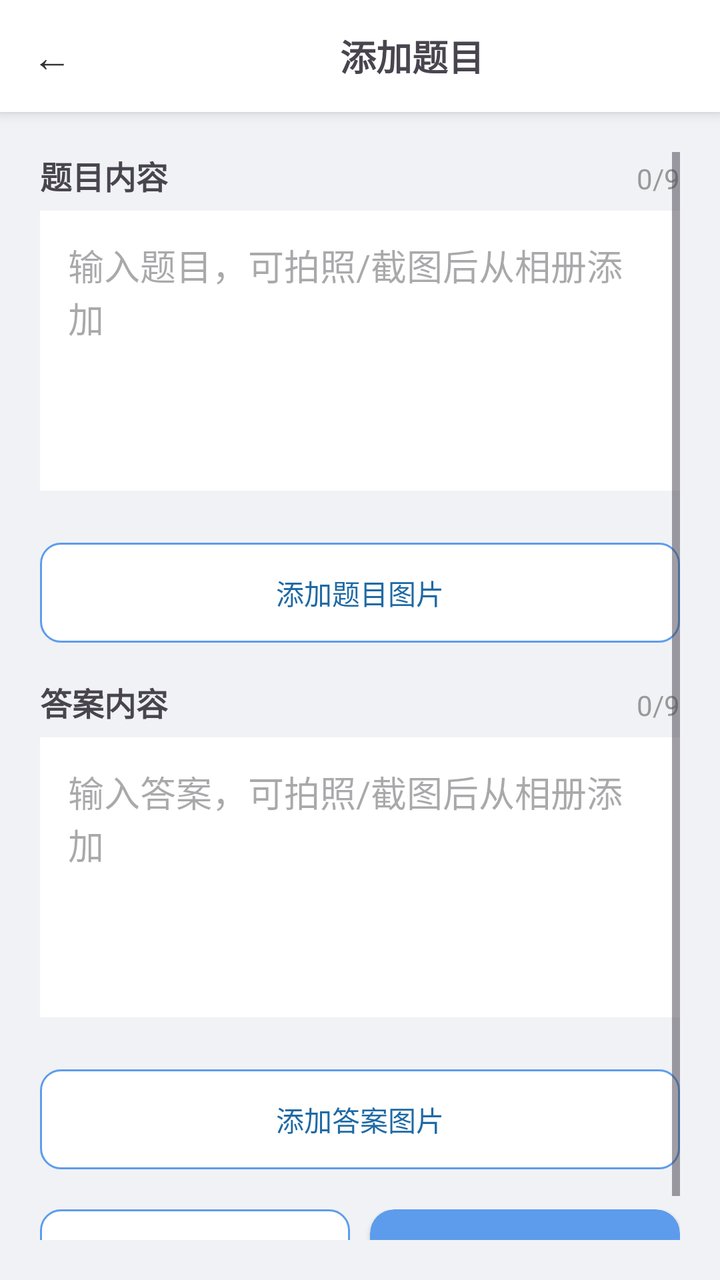
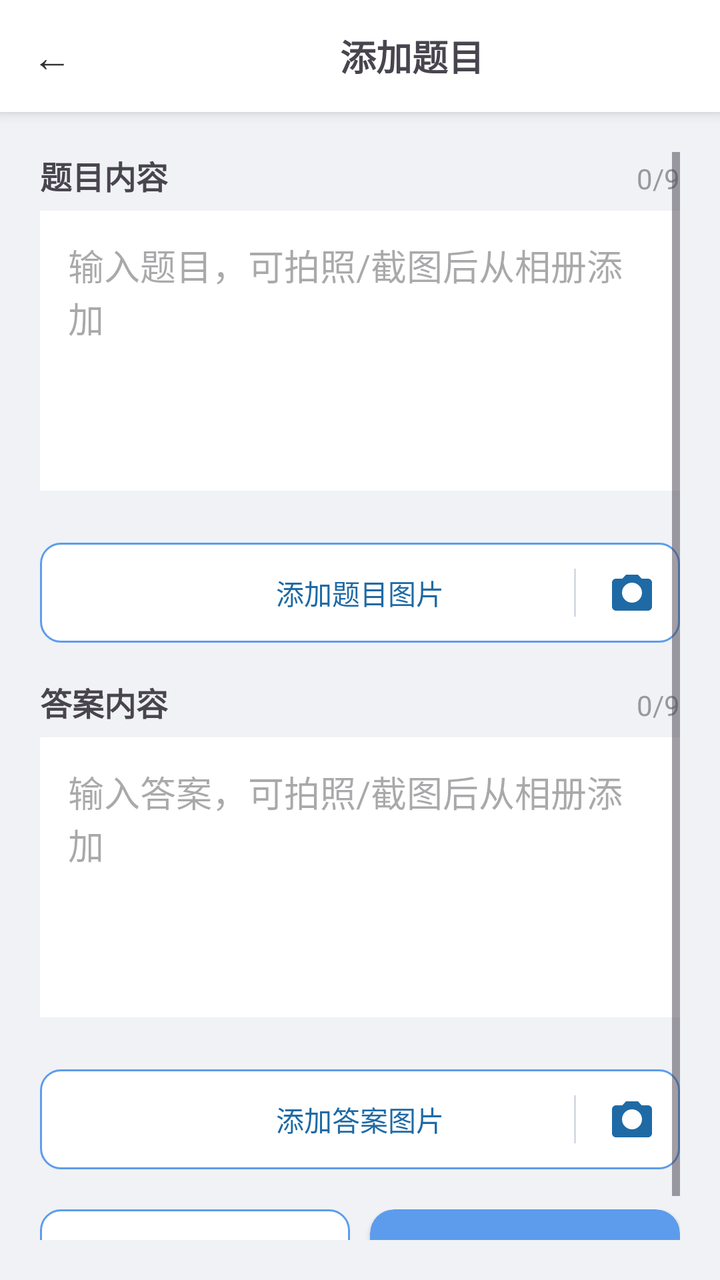

Screens rendered from an Android XML layout before and after an edit, with the pre-edit source and the edit as a unified diff.
<!-- AndroidManifest.xml: application theme Theme.Demo -->
<!-- res/layout/activity_add_question.xml -->
<?xml version="1.0" encoding="utf-8"?>
<LinearLayout
    xmlns:android="http://schemas.android.com/apk/res/android"
    xmlns:app="http://schemas.android.com/apk/res-auto"
    android:layout_width="match_parent"
    android:layout_height="match_parent"
    android:orientation="vertical"
    android:background="#f0f2f5">

    
    <LinearLayout
        android:layout_width="match_parent"
        android:layout_height="56dp"
        android:orientation="horizontal"
        android:background="#ffffff"
        android:elevation="4dp">

        <TextView
            android:id="@+id/btn_back"
            android:layout_width="wrap_content"
            android:layout_height="match_parent"
            android:paddingHorizontal="16dp"
            android:gravity="center"
            android:text="←"
            android:textSize="20sp"
            android:textColor="#333333" />

        <TextView
            android:id="@+id/title_bar"
            android:layout_width="0dp"
            android:layout_height="match_parent"
            android:layout_weight="1"
            android:text="添加题目"
            android:textSize="18sp"
            android:textStyle="bold"
            android:gravity="center" />
    </LinearLayout>

    <ScrollView
        android:layout_width="match_parent"
        android:layout_height="match_parent"
        android:padding="20dp">

        <LinearLayout
            android:layout_width="match_parent"
            android:layout_height="wrap_content"
            android:orientation="vertical">

            
            <LinearLayout
                android:layout_width="match_parent"
                android:layout_height="wrap_content"
                android:orientation="horizontal">

                <TextView
                    android:layout_width="0dp"
                    android:layout_height="wrap_content"
                    android:layout_weight="1"
                    android:text="题目内容"
                    android:textSize="16sp"
                    android:textStyle="bold" />

                <TextView
                    android:id="@+id/tv_content_count"
                    android:layout_width="wrap_content"
                    android:layout_height="wrap_content"
                    android:text="0/9"
                    android:textSize="14sp"
                    android:textColor="#999999" />
            </LinearLayout>

            <EditText
                android:id="@+id/et_content"
                android:layout_width="match_parent"
                android:layout_height="140dp"
                android:background="#fff"
                android:padding="14dp"
                android:minHeight="120dp"
                android:hint="输入题目，可拍照/截图后从相册添加"
                android:gravity="top|start"
                android:inputType="textMultiLine"
                android:layout_marginTop="6dp"
                android:layout_marginBottom="8dp" />

            
            <androidx.recyclerview.widget.RecyclerView
                android:id="@+id/rv_content_images"
                android:layout_width="match_parent"
                android:layout_height="wrap_content"
                android:nestedScrollingEnabled="false"
                android:layout_marginTop="8dp"
                android:layout_marginBottom="10dp" />

            <TextView
                android:id="@+id/btn_add_content_img"
                android:layout_width="match_parent"
                android:layout_height="50dp"
                android:background="@drawable/bg_add_button"
                android:text="添加题目图片"
                android:textColor="#1f6aa5"
                android:gravity="center" />

            
            <LinearLayout
                android:layout_width="match_parent"
                android:layout_height="wrap_content"
                android:orientation="horizontal"
                android:layout_marginTop="18dp">

                <TextView
                    android:layout_width="0dp"
                    android:layout_height="wrap_content"
                    android:layout_weight="1"
                    android:text="答案内容"
                    android:textSize="16sp"
                    android:textStyle="bold" />

                <TextView
                    android:id="@+id/tv_answer_count"
                    android:layout_width="wrap_content"
                    android:layout_height="wrap_content"
                    android:text="0/9"
                    android:textSize="14sp"
                    android:textColor="#999999" />
            </LinearLayout>

            <EditText
                android:id="@+id/et_answer"
                android:layout_width="match_parent"
                android:layout_height="140dp"
                android:background="#fff"
                android:padding="14dp"
                android:minHeight="120dp"
                android:hint="输入答案，可拍照/截图后从相册添加"
                android:gravity="top|start"
                android:inputType="textMultiLine"
                android:layout_marginTop="6dp"
                android:layout_marginBottom="8dp" />

            
            <androidx.recyclerview.widget.RecyclerView
                android:id="@+id/rv_answer_images"
                android:layout_width="match_parent"
                android:layout_height="wrap_content"
                android:nestedScrollingEnabled="false"
                android:layout_marginTop="8dp"
                android:layout_marginBottom="10dp" />

            <TextView
                android:id="@+id/btn_add_answer_img"
                android:layout_width="match_parent"
                android:layout_height="50dp"
                android:background="@drawable/bg_add_button"
                android:text="添加答案图片"
                android:textColor="#1f6aa5"
                android:gravity="center" />

            
            <LinearLayout
                android:layout_width="match_parent"
                android:layout_height="wrap_content"
                android:orientation="horizontal"
                android:layout_marginTop="20dp">

                <TextView
                    android:id="@+id/btn_save_continue"
                    android:layout_width="0dp"
                    android:layout_height="60dp"
                    android:layout_weight="1"
                    android:layout_marginRight="10dp"
                    android:background="@drawable/bg_add_button"
                    android:text="保存并继续"
                    android:textColor="#1f6aa5"
                    android:gravity="center" />

                <androidx.cardview.widget.CardView
                    android:id="@+id/btn_save"
                    android:layout_width="0dp"
                    android:layout_height="60dp"
                    android:layout_weight="1"
                    app:cardCornerRadius="12dp"
                    app:cardBackgroundColor="#5d9cec">
                    <TextView
                        android:layout_width="match_parent"
                        android:layout_height="match_parent"
                        android:text="保存题目"
                        android:textSize="18sp"
                        android:textColor="#fff"
                        android:gravity="center" />
                </androidx.cardview.widget.CardView>
            </LinearLayout>

        </LinearLayout>
    </ScrollView>
</LinearLayout>
<!-- resources referenced by this layout -->
<resources>
  <!-- drawable bg_add_button (drawable) -->
  <?xml version="1.0" encoding="utf-8"?>
  <shape xmlns:android="http://schemas.android.com/apk/res/android"
      android:shape="rectangle">
      <corners android:radius="10dp" />
      <solid android:color="#FFFFFF" />
      <stroke
          android:width="1dp"
          android:color="#5d9cec" />
  </shape>
  <style name="Theme.Demo" parent="Base.Theme.Demo" />
  <style name="Base.Theme.Demo" parent="Theme.Material3.DayNight.NoActionBar">
          
          
      </style>
</resources>

<!-- the commit's change to res/layout/activity_add_question.xml (unified diff, before → after) -->
@@ -91,14 +91,40 @@
                 android:layout_marginTop="8dp"
                 android:layout_marginBottom="10dp" />
 
-            <TextView
+            
+            <FrameLayout
                 android:id="@+id/btn_add_content_img"
                 android:layout_width="match_parent"
                 android:layout_height="50dp"
                 android:background="@drawable/bg_add_button"
-                android:text="添加题目图片"
-                android:textColor="#1f6aa5"
-                android:gravity="center" />
+                android:clickable="true"
+                android:focusable="true">
+
+                <TextView
+                    android:layout_width="match_parent"
+                    android:layout_height="match_parent"
+                    android:text="添加题目图片"
+                    android:textColor="#1f6aa5"
+                    android:gravity="center" />
+
+                <View
+                    android:layout_width="1dp"
+                    android:layout_height="24dp"
+                    android:layout_gravity="end|center_vertical"
+                    android:layout_marginEnd="52dp"
+                    android:background="#d5dbe4" />
+
+                <ImageView
+                    android:id="@+id/btn_camera_content"
+                    android:layout_width="48dp"
+                    android:layout_height="match_parent"
+                    android:layout_gravity="end"
+                    android:src="@drawable/ic_camera"
+                    android:scaleType="centerInside"
+                    android:clickable="true"
+                    android:focusable="true"
+                    android:contentDescription="拍照添加题目图片" />
+            </FrameLayout>
 
             
             <LinearLayout
@@ -146,14 +172,40 @@
                 android:layout_marginTop="8dp"
                 android:layout_marginBottom="10dp" />
 
-            <TextView
+            
+            <FrameLayout
                 android:id="@+id/btn_add_answer_img"
                 android:layout_width="match_parent"
                 android:layout_height="50dp"
                 android:background="@drawable/bg_add_button"
-                android:text="添加答案图片"
-                android:textColor="#1f6aa5"
-                android:gravity="center" />
+                android:clickable="true"
+                android:focusable="true">
+
+                <TextView
+                    android:layout_width="match_parent"
+                    android:layout_height="match_parent"
+                    android:text="添加答案图片"
+                    android:textColor="#1f6aa5"
+                    android:gravity="center" />
+
+                <View
+                    android:layout_width="1dp"
+                    android:layout_height="24dp"
+                    android:layout_gravity="end|center_vertical"
+                    android:layout_marginEnd="52dp"
+                    android:background="#d5dbe4" />
+
+                <ImageView
+                    android:id="@+id/btn_camera_answer"
+                    android:layout_width="48dp"
+                    android:layout_height="match_parent"
+                    android:layout_gravity="end"
+                    android:src="@drawable/ic_camera"
+                    android:scaleType="centerInside"
+                    android:clickable="true"
+                    android:focusable="true"
+                    android:contentDescription="拍照添加答案图片" />
+            </FrameLayout>
 
             
             <LinearLayout
<!-- resource entries referenced after the edit -->
@@ -10,6 +10,18 @@
           android:width="1dp"
           android:color="#5d9cec" />
   </shape>
+  <!-- drawable ic_camera (drawable) -->
+  <?xml version="1.0" encoding="utf-8"?>
+  <vector xmlns:android="http://schemas.android.com/apk/res/android"
+      android:width="24dp"
+      android:height="24dp"
+      android:viewportWidth="24"
+      android:viewportHeight="24">
+      <path
+          android:fillColor="#1f6aa5"
+          android:fillType="evenOdd"
+          android:pathData="M12,17c-2.76,0 -5,-2.24 -5,-5s2.24,-5 5,-5 5,2.24 5,5 -2.24,5 -5,5zM9,3L7.17,5H4c-1.1,0 -2,0.9 -2,2v12c0,1.1 0.9,2 2,2h16c1.1,0 2,-0.9 2,-2V7c0,-1.1 -0.9,-2 -2,-2h-3.17L15,3L9,3z" />
+  </vector>
   <style name="Theme.Demo" parent="Base.Theme.Demo" />
   <style name="Base.Theme.Demo" parent="Theme.Material3.DayNight.NoActionBar">
           
